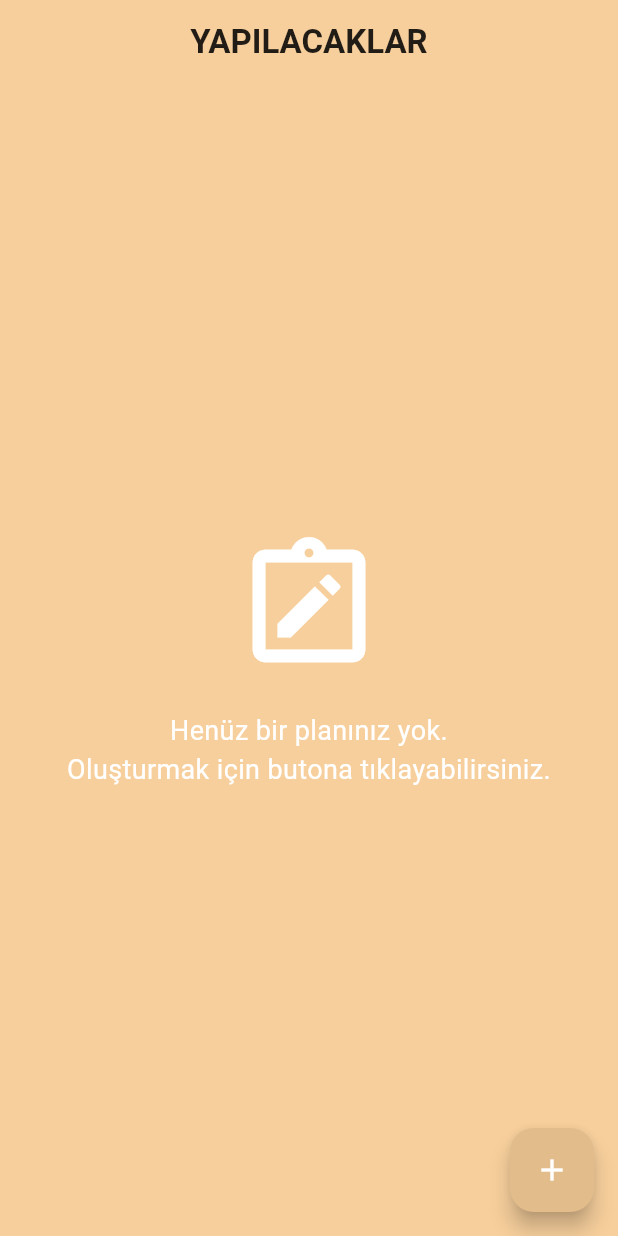
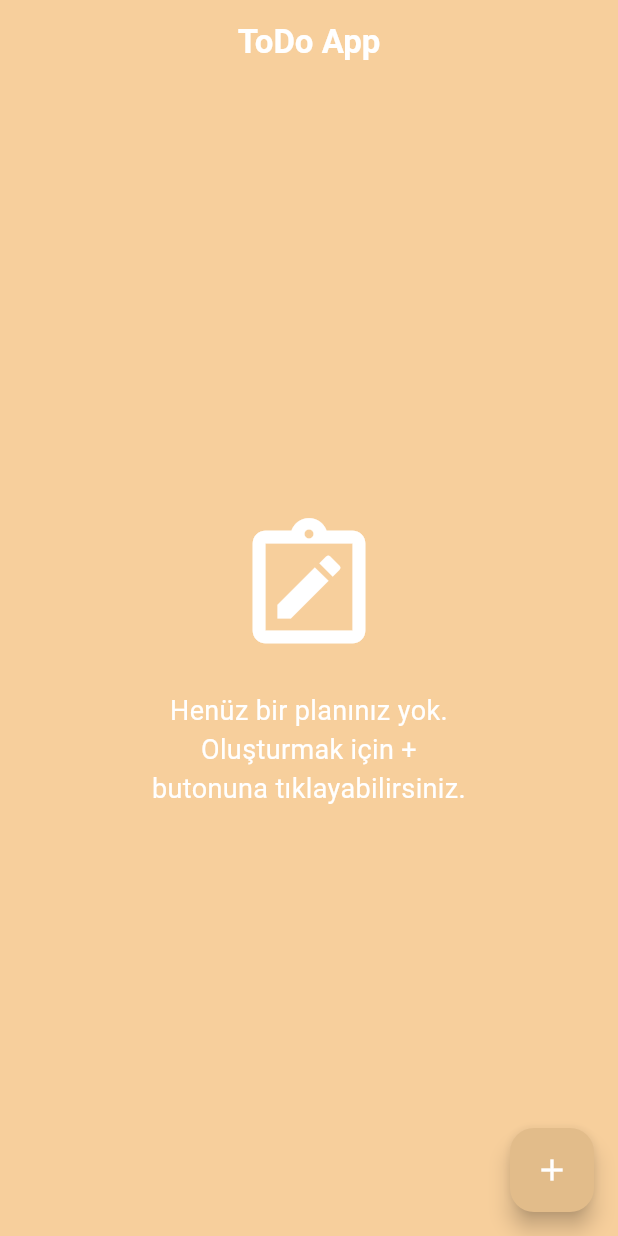
Before and after one commit to basakkoseoglu/FlutterProjects, a Flutter app: the screen it shows after launch, on a phone screen of 412 x 824 dp. Run offline on Flutter 3.47's test engine with Material 3 defaults, Android fonts, the phone set to English and light mode, and no system bars.

Commit message:
TodoView düzenlendi

```diff
--- a/todoapp/lib/views/TodoView.dart
+++ b/todoapp/lib/views/TodoView.dart
@@ -14,7 +14,7 @@ class ToDoView extends StatelessWidget {
       appBar: AppBar(
         backgroundColor: Color.fromARGB(255, 247, 207, 156),
 
-        title:  Text('YAPILACAKLAR',style: TextStyle(color: Colors.black87,fontWeight: FontWeight.bold),),
+        title:  Text('ToDo App',style: TextStyle(color: Colors.white,fontWeight: FontWeight.bold),),
         centerTitle: true,
       ),
 
@@ -24,7 +24,7 @@ class ToDoView extends StatelessWidget {
             children: [
               Icon(Icons.note_alt_outlined,size: 100,color: Colors.white,),
               SizedBox(height: 20,),
-              Text('Henüz bir planınız yok. \nOluşturmak için butona tıklayabilirsiniz.',style: TextStyle(fontSize: 18,color: Colors.white), textAlign: TextAlign.center,)
+              Text('Henüz bir planınız yok. \nOluşturmak için + \nbutonuna tıklayabilirsiniz.',style: TextStyle(fontSize: 18,color: Colors.white), textAlign: TextAlign.center,)
             ],
 
           ),)
```
